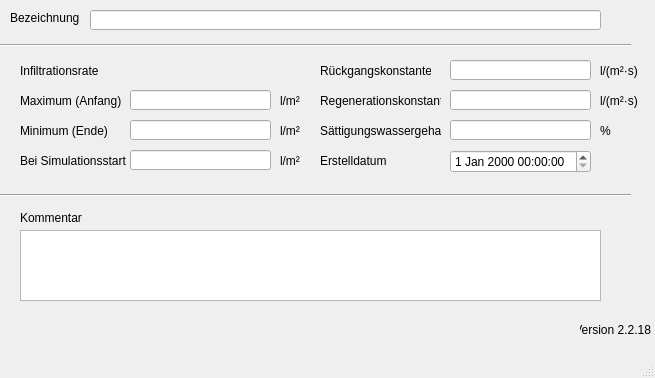
This is qkan/database/templates/bodenklassen.ui in hoettges/QKan as Qt 5 draws it before an edit. The edited form follows.
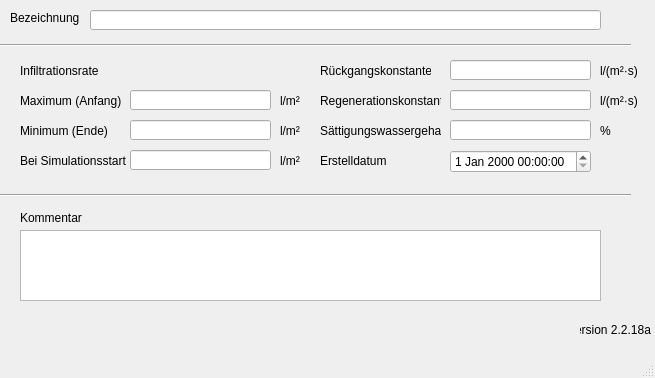
This is the edited form. Custom widgets are drawn as their Qt base class.

```diff
--- a/qkan/database/templates/bodenklassen.ui
+++ b/qkan/database/templates/bodenklassen.ui
@@ -354,7 +354,7 @@
      <string>Version QKan Import</string>
     </property>
     <property name="text">
-     <string>Version 2.2.18</string>
+     <string>Version 2.2.18a</string>
     </property>
     <property name="alignment">
      <set>Qt::AlignRight|Qt::AlignTrailing|Qt::AlignVCenter</set>
```
